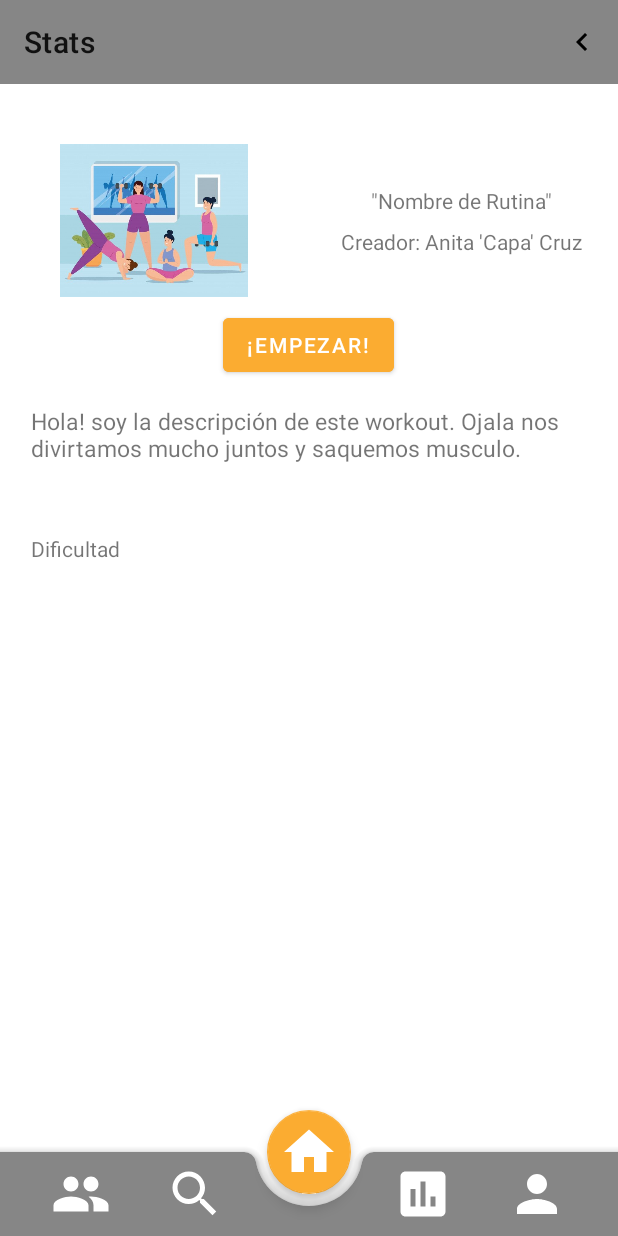
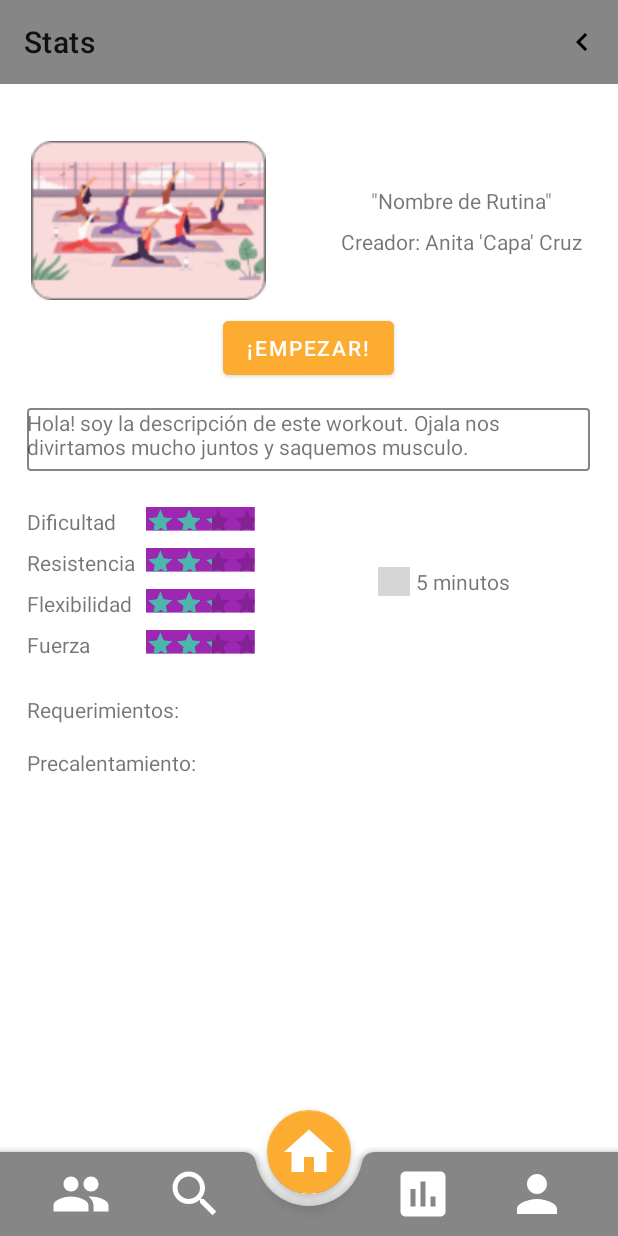
Before and after one commit to RodriguezManuel/getkrackingapp, an Android app: the StatsFragment screen opened through its navigation route, on a phone screen of 412 x 824 dp. Run offline under Robolectric (Android 15) with nearby library versions, the phone set to English and light mode, and no system bars; our stand-ins replace navigation-ui; grey boxes are pictures that could not be loaded.

Commit message:
sigo avanzando con rutina

```diff
--- /dev/null
+++ b/app/src/main/res/drawable/text_border.xml
@@ -0,0 +1,16 @@
+<?xml version="1.0" encoding="utf-8"?>
+<shape xmlns:android="http://schemas.android.com/apk/res/android"
+    android:shape="rectangle">
+
+    <!-- View background color -->
+    <solid android:color="@color/white"/>
+
+    <!-- View border color and width -->
+    <stroke
+        android:width="1dp"
+        android:color="@color/primary"/>
+
+    <!-- The radius makes the corners rounded -->
+    <corners android:radius="2dp"/>
+
+</shape>
--- a/app/src/main/res/layout/fragment_stats.xml
+++ b/app/src/main/res/layout/fragment_stats.xml
@@ -33,15 +33,15 @@
 
     <ImageView
         android:id="@+id/RoutineImageInRoutine"
-        android:layout_width="125dp"
-        android:layout_height="102dp"
-        android:layout_marginStart="40dp"
+        android:layout_width="166dp"
+        android:layout_height="106dp"
+        android:layout_marginStart="16dp"
         android:contentDescription="@string/imagen_descriptiva_de_la_rutina"
         app:layout_constraintBottom_toBottomOf="@+id/CreatorNameInRoutine"
         app:layout_constraintStart_toStartOf="parent"
         app:layout_constraintTop_toTopOf="@+id/RoutineNameInRoutine"
-        app:layout_constraintVertical_bias="0.51"
-        app:srcCompat="@drawable/workout" />
+        app:layout_constraintVertical_bias="0.508"
+        app:srcCompat="@drawable/workout2" />
 
     <androidx.constraintlayout.widget.Guideline
         android:id="@+id/guideline3"
@@ -65,17 +65,18 @@
 
     <TextView
         android:id="@+id/RoutineDescriptionInRoutine"
-        android:layout_width="370dp"
-        android:layout_height="62dp"
+        android:layout_width="375dp"
+        android:layout_height="42dp"
         android:layout_marginTop="16dp"
         android:text="Hola! soy la descripción de este workout. Ojala nos divirtamos mucho juntos y saquemos musculo."
-        android:textSize="7pt"
+        android:background="@drawable/text_border"
         app:layout_constraintEnd_toEndOf="parent"
         app:layout_constraintHorizontal_bias="0.492"
         app:layout_constraintStart_toStartOf="parent"
         app:layout_constraintTop_toBottomOf="@+id/ButtonEmpezarInRoutine" />
 
     <TextView
+        android:id="@+id/RoutineCategory1InRoutine"
         android:layout_width="wrap_content"
         android:layout_height="wrap_content"
         android:layout_marginTop="24dp"
@@ -83,5 +84,131 @@
         app:layout_constraintStart_toStartOf="@+id/RoutineDescriptionInRoutine"
         app:layout_constraintTop_toBottomOf="@+id/RoutineDescriptionInRoutine" />
 
+    <RatingBar
+        android:id="@+id/rbCategory1InRoutine"
+        style="@style/CustomRatingBarStyle"
+        android:layout_width="181dp"
+        android:layout_height="39dp"
+        android:layout_marginStart="20dp"
+        android:background="#2196F3"
+        android:backgroundTint="#9C27B0"
+        android:isIndicator="true"
+        android:rating="2.5"
+        android:scaleX="0.4"
+        android:scaleY="0.4"
+        android:transformPivotY="0dp"
+        app:layout_constraintStart_toEndOf="@+id/RoutineCategory1InRoutine"
+        app:layout_constraintTop_toTopOf="@+id/RoutineCategory1InRoutine" />
 
+    <TextView
+        android:id="@+id/RoutineCategory2InRoutine"
+        android:layout_width="wrap_content"
+        android:layout_height="wrap_content"
+        android:layout_marginTop="8dp"
+        android:text="Resistencia"
+        app:layout_constraintStart_toStartOf="@+id/RoutineCategory1InRoutine"
+        app:layout_constraintTop_toBottomOf="@+id/RoutineCategory1InRoutine" />
+
+    <RatingBar
+        android:id="@+id/rbCategory2InRoutine"
+        style="@style/CustomRatingBarStyle"
+        android:layout_width="181dp"
+        android:layout_height="39dp"
+        android:layout_marginStart="20dp"
+        android:background="#2196F3"
+        android:backgroundTint="#9C27B0"
+        android:isIndicator="true"
+        android:rating="2.5"
+        android:scaleX="0.4"
+        android:scaleY="0.4"
+        android:transformPivotY="0dp"
+        app:layout_constraintStart_toEndOf="@+id/RoutineCategory1InRoutine"
+        app:layout_constraintTop_toTopOf="@+id/RoutineCategory2InRoutine" />
+
+    <TextView
+        android:id="@+id/RoutineCategory3InRoutin"
+        android:layout_width="wrap_content"
+        android:layout_height="wrap_content"
+        android:layout_marginTop="8dp"
+
+        android:text="Flexibilidad"
+        app:layout_constraintStart_toStartOf="@+id/RoutineCategory2InRoutine"
+        app:layout_constraintTop_toBottomOf="@+id/RoutineCategory2InRoutine" />
+
+    <RatingBar
+        android:id="@+id/rbCategory3InRoutine"
+        style="@style/CustomRatingBarStyle"
+        android:layout_width="181dp"
+        android:layout_height="39dp"
+        android:background="#2196F3"
+        android:backgroundTint="#9C27B0"
+        android:isIndicator="true"
+        android:rating="2.5"
+        android:scaleX="0.4"
+        android:scaleY="0.4"
+        android:transformPivotY="0dp"
+        app:layout_constraintStart_toStartOf="@+id/rbCategory2InRoutine"
+        app:layout_constraintTop_toTopOf="@+id/RoutineCategory3InRoutin" />
+
+    <TextView
+        android:id="@+id/RoutineCategory4InRoutine"
+        android:layout_width="wrap_content"
+        android:layout_height="wrap_content"
+        android:layout_marginTop="8dp"
+        android:text="Fuerza"
+        app:layout_constraintStart_toStartOf="@+id/RoutineCategory3InRoutin"
+        app:layout_constraintTop_toBottomOf="@+id/RoutineCategory3InRoutin" />
+
+    <RatingBar
+        android:id="@+id/rbCategory4InRoutine"
+        style="@style/CustomRatingBarStyle"
+        android:layout_width="181dp"
+        android:layout_height="39dp"
+        android:background="#2196F3"
+        android:backgroundTint="#9C27B0"
+        android:isIndicator="true"
+        android:rating="2.5"
+        android:scaleX="0.4"
+        android:scaleY="0.4"
+        android:transformPivotY="0dp"
+        app:layout_constraintStart_toStartOf="@+id/rbCategory3InRoutine"
+        app:layout_constraintTop_toTopOf="@+id/RoutineCategory4InRoutine" />
+
+    <TextView
+        android:id="@+id/DurationInRoutine"
+        android:layout_width="wrap_content"
+        android:layout_height="wrap_content"
+        android:layout_marginTop="64dp"
+        android:text="5 minutos"
+        app:layout_constraintEnd_toEndOf="parent"
+        app:layout_constraintStart_toStartOf="@+id/guideline3"
+        app:layout_constraintTop_toBottomOf="@+id/RoutineDescriptionInRoutine" />
+
+    <ImageView
+        android:id="@+id/ClockIconInRoutine"
+        android:layout_width="21dp"
+        android:layout_height="19dp"
+        android:layout_marginEnd="4dp"
+        android:contentDescription="Relojde duracion"
+        android:src="@drawable/ic_clock_time_five_outline"
+        app:layout_constraintEnd_toStartOf="@+id/DurationInRoutine"
+        app:layout_constraintTop_toTopOf="@+id/DurationInRoutine" />
+
+    <TextView
+        android:id="@+id/RequirementsInRoutine"
+        android:layout_width="wrap_content"
+        android:layout_height="wrap_content"
+        android:layout_marginTop="24dp"
+        android:text="Requerimientos: "
+        app:layout_constraintStart_toStartOf="@+id/RoutineCategory4InRoutine"
+        app:layout_constraintTop_toBottomOf="@+id/RoutineCategory4InRoutine" />
+
+    <TextView
+        android:id="@+id/Seccition1InRoutine"
+        android:layout_width="wrap_content"
+        android:layout_height="wrap_content"
+        android:layout_marginTop="16dp"
+        android:text="Precalentamiento: "
+        app:layout_constraintStart_toStartOf="@+id/RequirementsInRoutine"
+        app:layout_constraintTop_toBottomOf="@+id/RequirementsInRoutine" />
 </androidx.constraintlayout.widget.ConstraintLayout>
```
Also changed, not shown: app/src/main/res/drawable/workout2.png (added).
